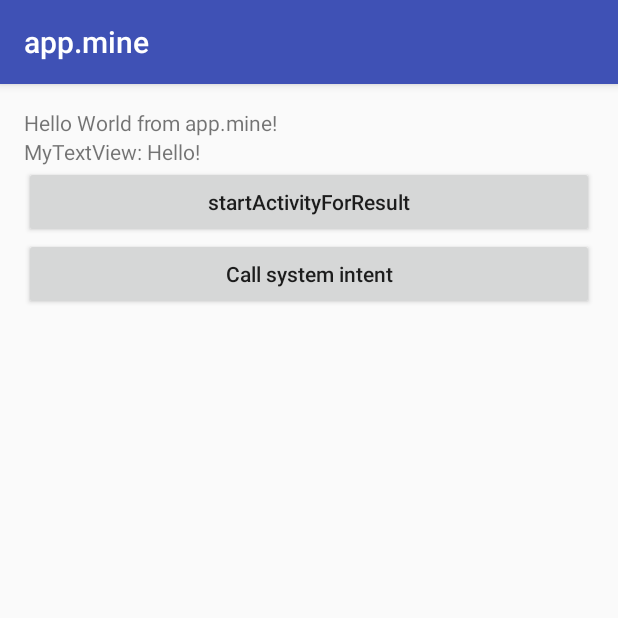
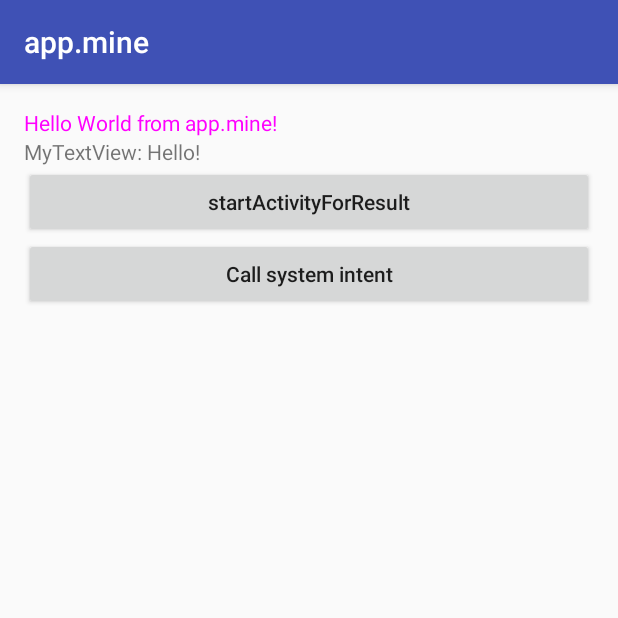
Before and after one commit to wequick/Small, an Android app: the fragment MainFragment shown on its own in the app's theme, on a phone screen of 412 x 824 dp, the top half of it. Run offline under Robolectric (Android 15) with nearby library versions, the phone set to English and light mode, and no system bars.

Commit message:
Add access-library-resource-in-code sample

```diff
--- a/Android/Sample/app.mine/src/main/java/net/wequick/example/small/app/mine/MainFragment.java
+++ b/Android/Sample/app.mine/src/main/java/net/wequick/example/small/app/mine/MainFragment.java
@@ -25,6 +25,7 @@ public class MainFragment extends Fragment {
         View rootView = inflater.inflate(R.layout.fragment_main, container, false);
         TextView tvSection = (TextView) rootView.findViewById(R.id.section_label);
         tvSection.setText(R.string.hello);
+        tvSection.setTextColor(getResources().getColor(net.wequick.example.small.lib.utils.R.color.my_test_color2));
 
         Button button = (Button) rootView.findViewById(R.id.inter_start_button);
         button.setOnClickListener(new View.OnClickListener() {
--- a/Android/Sample/lib.utils/src/main/res/values/test_all_resource_types.xml
+++ b/Android/Sample/lib.utils/src/main/res/values/test_all_resource_types.xml
@@ -5,7 +5,7 @@
       @see http://developer.android.com/intl/zh-cn/guide/topics/resources/more-resources.html -->
     <bool name="my_test_bool">true</bool>
     <color name="my_test_color1">#FFF</color>
-    <color name="my_test_color2">#CCC</color>
+    <color name="my_test_color2">#FF00FF</color>
     <dimen name="my_test_dimen">25dp</dimen>
     <item type="id" name="my_test_id" />
     <integer name="my_test_integer">1</integer>
```
